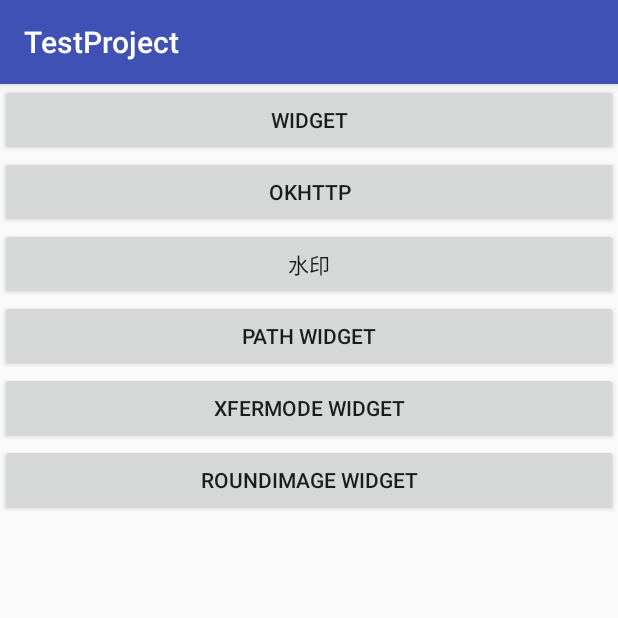
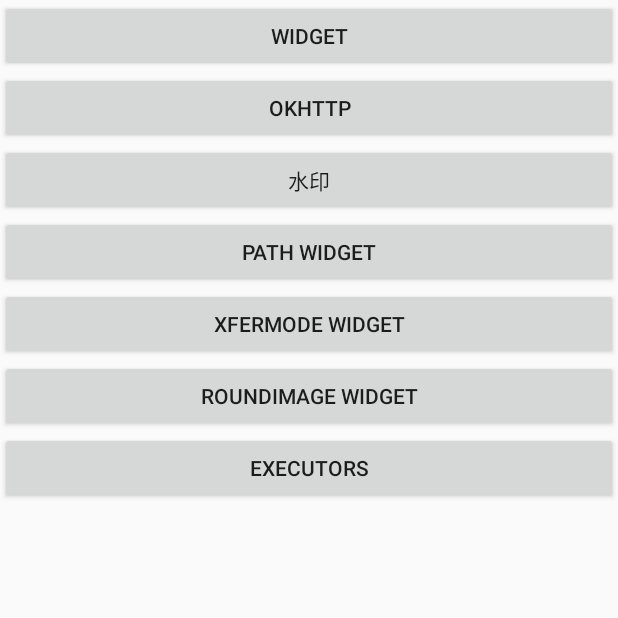
Before and after one commit to carlwang100/TestProject, an Android app: the screen it shows after launch (MainActivity), on a phone screen of 412 x 824 dp, the top half of it. Run offline under Robolectric (Android 15) with nearby library versions, the phone set to English and light mode, and no system bars.

Commit message:
添加线程池demo

```diff
--- a/app/src/main/AndroidManifest.xml
+++ b/app/src/main/AndroidManifest.xml
@@ -9,7 +9,7 @@
         android:roundIcon="@mipmap/ic_launcher_round"
         android:supportsRtl="true"
         android:theme="@style/AppTheme">
-        <activity android:name=".MainActivity">
+        <activity android:name=".activity.MainActivity">
             <intent-filter>
                 <action android:name="android.intent.action.MAIN" />
 
@@ -22,6 +22,7 @@
         <activity android:name=".PathViewActivity"/>
         <activity android:name=".activity.XfermodeActivity"/>
         <activity android:name="widget.RoundImageActivity" />
+        <activity android:name="thread.ThreadTestActivity"/>
     </application>
 
 </manifest>
--- a/app/src/main/java/com/example/wangchao/testproject/activity/BaseActivity.java
+++ b/app/src/main/java/com/example/wangchao/testproject/activity/BaseActivity.java
@@ -1,14 +1,14 @@
 package com.example.wangchao.testproject.activity;
 
 import android.annotation.SuppressLint;
+import android.app.Activity;
 import android.os.Bundle;
 import android.support.annotation.LayoutRes;
 import android.support.annotation.Nullable;
-import android.support.v7.app.AppCompatActivity;
 
 import com.example.wangchao.testproject.interface2.IBaseView;
 
-public abstract class BaseActivity extends AppCompatActivity implements IBaseView{
+public abstract class BaseActivity extends Activity implements IBaseView{
 
     @Override
     protected void onCreate(@Nullable Bundle savedInstanceState) {
--- a/app/src/main/java/com/example/wangchao/testproject/MainActivity.java
+++ b/app/src/main/java/com/example/wangchao/testproject/activity/MainActivity.java
@@ -1,21 +1,15 @@
-package com.example.wangchao.testproject;
+package com.example.wangchao.testproject.activity;
 
-import android.support.v7.app.AppCompatActivity;
 import android.os.Bundle;
-import android.util.Log;
 import android.view.View;
-import android.view.ViewGroup;
-import android.widget.ImageView;
-import android.widget.LinearLayout;
 
-import com.example.wangchao.testproject.activity.BaseActivity;
-import com.example.wangchao.testproject.activity.CustomViewActivity;
-import com.example.wangchao.testproject.activity.WaterImgActivity;
-import com.example.wangchao.testproject.activity.XfermodeActivity;
+import com.example.wangchao.testproject.PathViewActivity;
+import com.example.wangchao.testproject.R;
 
 import java.text.DecimalFormat;
 
 import okhttp.OkhttpActivity;
+import thread.ThreadTestActivity;
 import widget.RoundImageActivity;
 
 public class MainActivity extends BaseActivity {
@@ -29,7 +23,6 @@
         DecimalFormat df=new DecimalFormat(".##");
         double result = x / y;
         int r = (int) (Double.valueOf(df.format(result)) * 100);
-        Log.d("wangchao", "" + r);
     }
 
 
@@ -46,6 +39,7 @@
         findViewById(R.id.path_btn).setOnClickListener(this);
         findViewById(R.id.xfo__btn).setOnClickListener(this);
         findViewById(R.id.round_img_btn).setOnClickListener(this);
+        findViewById(R.id.thread_btn).setOnClickListener(this);
     }
 
     @Override
@@ -69,6 +63,9 @@
             case R.id.round_img_btn:
                 RoundImageActivity.startActivity(this);
                 break;
+            case R.id.thread_btn:
+                ThreadTestActivity.startActivity(this);
+                break;
         }
     }
 }
--- a/app/src/main/res/layout/activity_main.xml
+++ b/app/src/main/res/layout/activity_main.xml
@@ -4,7 +4,7 @@
     android:layout_width="match_parent"
     android:layout_height="match_parent"
     xmlns:app="http://schemas.android.com/apk/res-auto"
-    tools:context=".MainActivity">
+    tools:context=".activity.MainActivity">
 
     <ScrollView
         android:layout_width="match_parent"
@@ -52,7 +52,12 @@
                 android:text="RoundImage Widget"
                 />
 
-
+            <Button
+                android:id="@+id/thread_btn"
+                android:layout_width="match_parent"
+                android:layout_height="wrap_content"
+                android:text="Executors"
+                />
 
         </LinearLayout>
 
--- a/app/src/main/res/layout/customview_layout.xml
+++ b/app/src/main/res/layout/customview_layout.xml
@@ -3,7 +3,7 @@
     xmlns:tools="http://schemas.android.com/tools"
     android:layout_width="match_parent"
     android:layout_height="match_parent"
-    tools:context=".MainActivity">
+    tools:context=".activity.MainActivity">
 
     <LinearLayout
         android:id="@+id/ll_content"
--- a/app/src/main/res/layout/okhttp_layout.xml
+++ b/app/src/main/res/layout/okhttp_layout.xml
@@ -3,7 +3,7 @@
     xmlns:tools="http://schemas.android.com/tools"
     android:layout_width="match_parent"
     android:layout_height="match_parent"
-    tools:context=".MainActivity">
+    tools:context=".activity.MainActivity">
 
     <ScrollView
         android:layout_width="match_parent"
--- a/app/src/main/res/layout/round_image_layout.xml
+++ b/app/src/main/res/layout/round_image_layout.xml
@@ -4,7 +4,7 @@
     android:layout_width="match_parent"
     android:layout_height="match_parent"
     android:orientation="vertical"
-    tools:context=".MainActivity">
+    tools:context=".activity.MainActivity">
 
     <LinearLayout
         android:layout_width="wrap_content"
```
Also changed, not shown: app/src/main/java/thread/ExecutorsDemo.java (added, +53 -0 lines), app/src/main/java/thread/ThreadTestActivity.java (added, +43 -0 lines), app/src/main/res/layout/activity_stub.xml (added, +15 -0 lines), app/src/main/res/layout/activity_target.xml (added, +14 -0 lines), app/src/main/res/layout/thread_layout.xml (added, +7 -0 lines).
